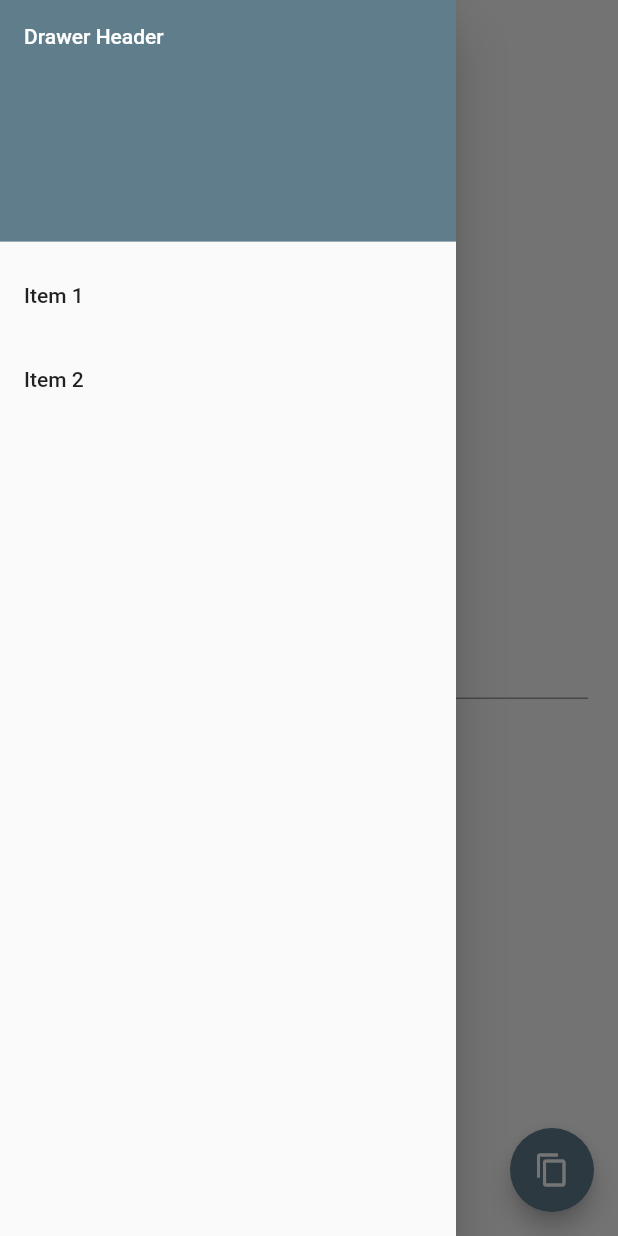
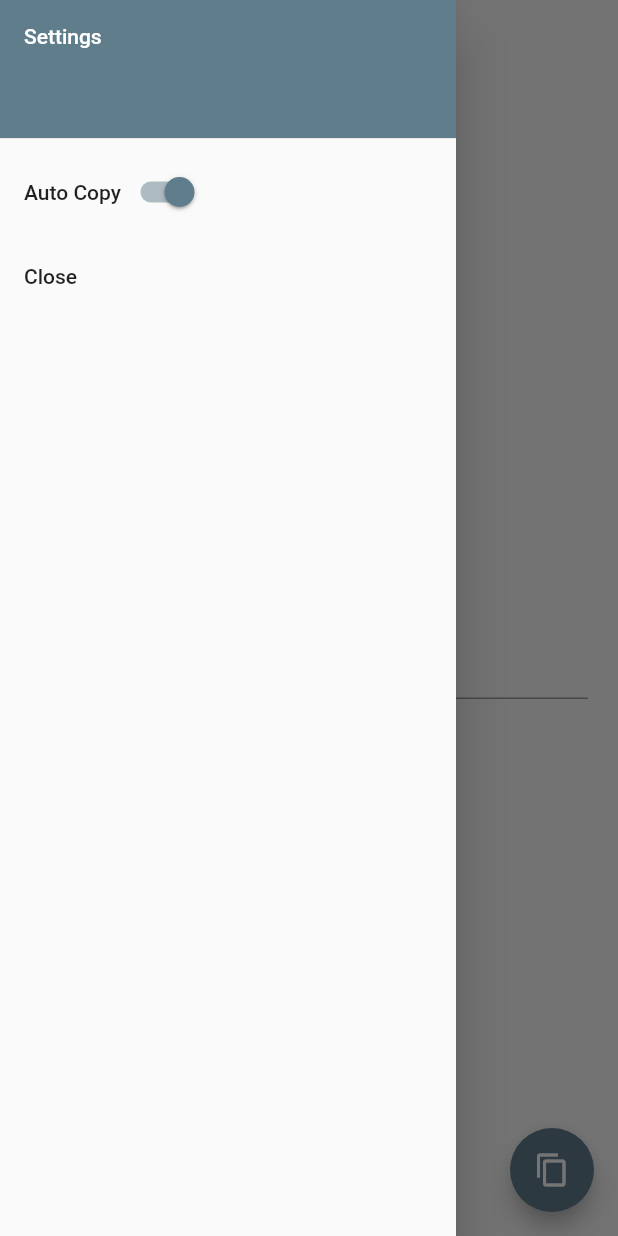
Before and after one commit to wanbok/AutoClip, a Flutter app: the screen it shows after launch, with the side drawer open, on a phone screen of 412 x 824 dp. Run offline on Flutter 3.47's test engine with Material 2 defaults, Android fonts, the phone set to English and light mode, and no system bars; our stand-ins replace flutter_local_notifications.

Commit message:
Beautify the drawer menu

```diff
--- a/lib/main.dart
+++ b/lib/main.dart
@@ -146,7 +146,7 @@ class _MainState extends State<Main> with WidgetsBindingObserver {
           ],
         ),
       ),
-      drawer: const Menu(),
+      drawer: Menu(),
       floatingActionButton: FloatingActionButton(
         onPressed: (){ _contentCopy(textEditingController.text); },
         tooltip: 'Copy',
--- a/lib/menu.dart
+++ b/lib/menu.dart
@@ -1,7 +1,15 @@
 import 'package:flutter/material.dart';
 
-class Menu extends StatelessWidget {
+class Menu extends StatefulWidget {
   const Menu();
+  @override
+  _MenuState createState() => new _MenuState();
+}
+
+class _MenuState extends State<Menu> {
+  bool _isActive = true;
+
+  void _onChanged(bool value) => setState(() => _isActive = value);
 
   @override
   Widget build(BuildContext context) {
@@ -13,30 +21,40 @@ class Menu extends StatelessWidget {
           // Important: Remove any padding from the ListView.
           padding: EdgeInsets.zero,
           children: <Widget>[
-            DrawerHeader(
+            Container(
+              height: 100,
+              child: DrawerHeader(
                 child: Text(
-                'Drawer Header',
+                  'Settings',
                   style: TextStyle(color: Colors.white)
                 ),
                 decoration: BoxDecoration(
                   color: Colors.blueGrey,
                 ),
+              )
             ),
             ListTile(
-              title: Text('Item 1'),
+              title: Row(
+                children: <Widget>[
+                  Text('Auto Copy'),
+                  Switch(
+                    value: _isActive,
+                    activeColor: Colors.blueGrey,
+                    inactiveThumbColor: Colors.grey,
+                    onChanged: _onChanged,
+                  ),
+                ]
+              ),
               onTap: () {
                 // Update the state of the app
-                // ...
+
                 // Then close the drawer
                 Navigator.pop(context);
               },
             ),
             ListTile(
-              title: Text('Item 2'),
+              title: Text('Close'),
               onTap: () {
-                // Update the state of the app
-                // ...
-                // Then close the drawer
                 Navigator.pop(context);
               },
             ),
```
Lines whose indentation alone changed are shown as unchanged.
